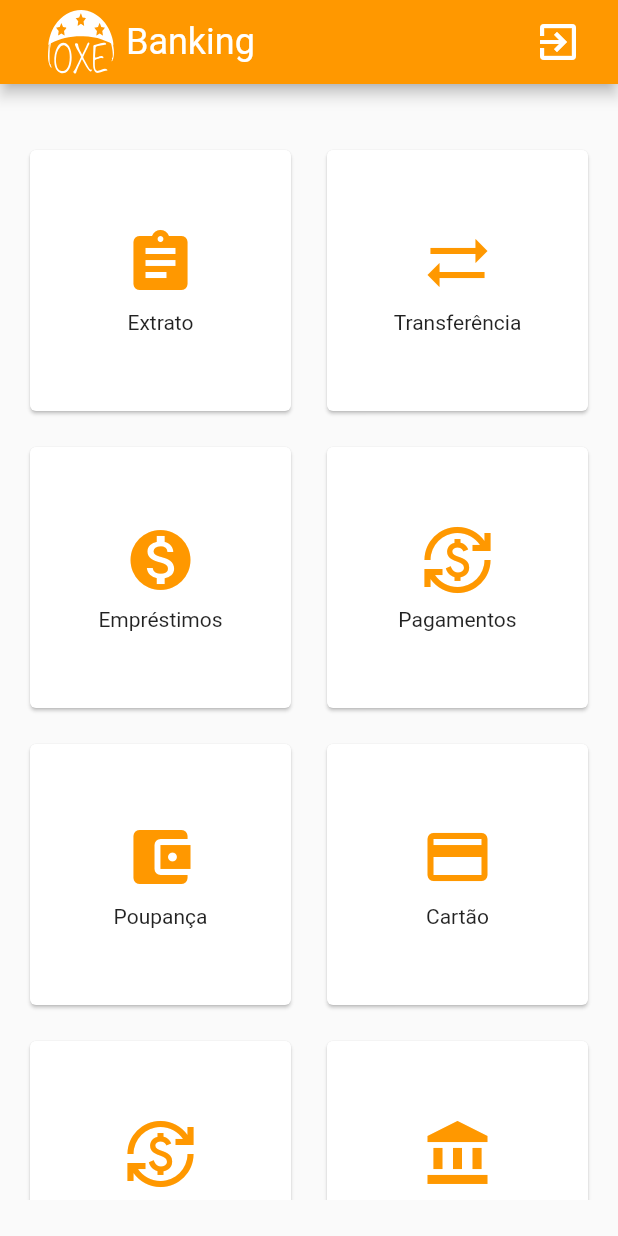
After one commit to aleffarias/oxe_banking, a Flutter app: the HomeScreen screen opened directly, on a phone screen of 412 x 824 dp. The commit adds this screen. Run offline on Flutter 3.47's test engine with Material 2 defaults, Android fonts, the light colour scheme and no system bars; our stand-ins replace flutter_svg.

Commit message:
feat: home page

```diff
--- a/lib/app_widget.dart
+++ b/lib/app_widget.dart
@@ -1,6 +1,6 @@
 import 'package:flutter/material.dart';
 
-import 'login_page.dart';
+import 'package:oxe_banking/screens/login_screen.dart';
 
 class AppWidget extends StatelessWidget {
   const AppWidget({super.key});
@@ -12,7 +12,7 @@ class AppWidget extends StatelessWidget {
       theme: ThemeData(
         primarySwatch: Colors.orange,
       ),
-      home: const LoginPage(),
+      home: const LoginScreen(),
     );
   }
 }
--- /dev/null
+++ b/lib/screens/home_screen.dart
@@ -0,0 +1,96 @@
+import 'package:flutter/material.dart';
+import 'package:flutter_svg/flutter_svg.dart';
+
+class HomeScreen extends StatelessWidget {
+  const HomeScreen({Key? key}) : super(key: key);
+
+  Widget _menuCard({required String title, required IconData iconData}) {
+    return Card(
+      child: InkWell(
+        onTap: () {
+          print('Clicou em $title');
+        },
+        child: Column(
+          mainAxisAlignment: MainAxisAlignment.center,
+          children: [
+            Icon(
+              iconData,
+              color: Colors.orange,
+              size: 48.0,
+            ),
+            const SizedBox(height: 8),
+            Text(title),
+          ],
+        ),
+      ),
+    );
+  }
+
+  @override
+  Widget build(BuildContext context) {
+    return Scaffold(
+      appBar: AppBar(
+        title: Padding(
+          padding: const EdgeInsets.symmetric(horizontal: 16.0),
+          child: Row(
+            children: [
+              SvgPicture.asset(
+                'assets/svg/logo.svg',
+                width: 44,
+                height: 44,
+              ),
+              const SizedBox(width: 8),
+              Align(
+                alignment: const Alignment(-1, 1),
+                child: RichText(
+                  text: const TextSpan(
+                    text: 'Banking',
+                    style: TextStyle(
+                      color: Colors.white,
+                      fontSize: 24,
+                    ),
+                  ),
+                ),
+              ),
+            ],
+          ),
+        ),
+        automaticallyImplyLeading: false,
+        actions: [
+          Padding(
+            padding: const EdgeInsets.symmetric(horizontal: 16.0),
+            child: IconButton(
+              onPressed: () {
+                Navigator.pop(context);
+              },
+              icon: const Icon(Icons.exit_to_app),
+              color: Colors.white,
+              iconSize: 32,
+            ),
+          ),
+        ],
+      ),
+      body: Padding(
+        padding: const EdgeInsets.symmetric(vertical: 24.0),
+        child: GridView.count(
+          crossAxisCount: 2,
+          padding: const EdgeInsets.all(16),
+          mainAxisSpacing: 16,
+          crossAxisSpacing: 16,
+          childAspectRatio: 1.0,
+          children: [
+            _menuCard(title: 'Extrato', iconData: Icons.assignment),
+            _menuCard(title: 'Transferência', iconData: Icons.sync_alt),
+            _menuCard(title: 'Empréstimos', iconData: Icons.monetization_on),
+            _menuCard(title: 'Pagamentos', iconData: Icons.currency_exchange),
+            _menuCard(
+                title: 'Poupança', iconData: Icons.account_balance_wallet),
+            _menuCard(title: 'Cartão', iconData: Icons.credit_card),
+            _menuCard(title: 'Investimento', iconData: Icons.currency_exchange),
+            _menuCard(title: 'Conta', iconData: Icons.account_balance),
+          ],
+        ),
+      ),
+    );
+  }
+}
```
Also changed, not shown: lib/home_page.dart (deleted, +0 -44 lines), lib/screens/login_screen.dart (renamed from lib/login_page.dart, +7 -7 lines).
